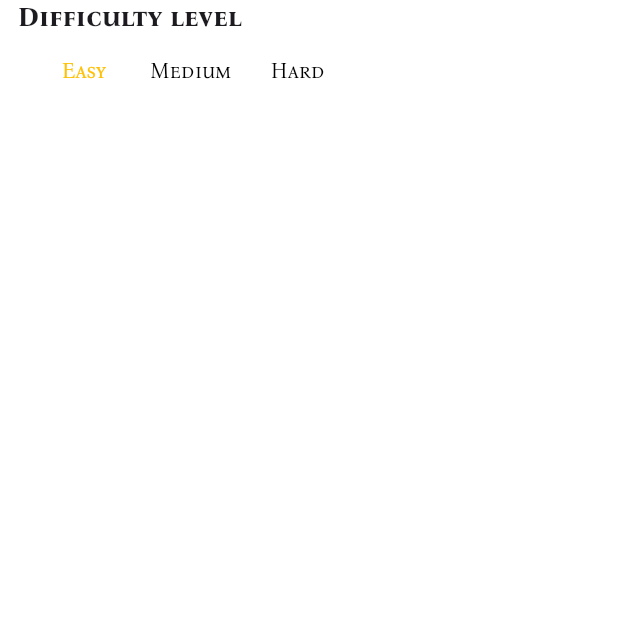
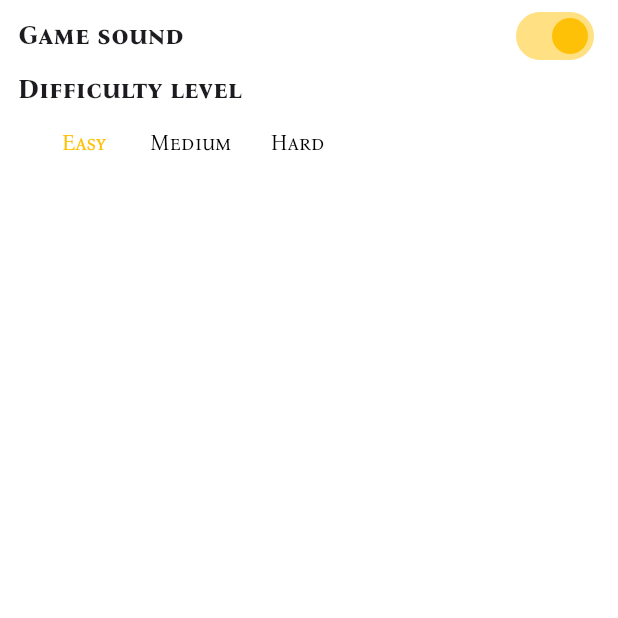
Before and after one commit to FaaiqKhan/muscles_builder, a Flutter app: the SettingsScreen screen opened directly, on a phone screen of 412 x 824 dp, the top half of it. Run offline on Flutter 3.47's test engine with Material 3 defaults, Android fonts, the phone set to English and light mode, and no system bars; our stand-ins replace shared_preferences; missing offline and left inert: flame, flame_audio; accounts and stored records are empty.

Commit message:
Game sound on/off ui added

```diff
--- a/lib/constants/key_value_storage_keys.dart
+++ b/lib/constants/key_value_storage_keys.dart
@@ -2,4 +2,5 @@ class KeyValueStorageKeys {
   KeyValueStorageKeys._();
 
   static const String gameDifficultyLevel = "game_difficulty_level";
+  static const String gameSound = "game_sound";
 }
--- a/lib/screens/settings_screen.dart
+++ b/lib/screens/settings_screen.dart
@@ -1,15 +1,15 @@
 import 'package:flutter/material.dart';
 import 'package:muscles_builder/constants/spacings.dart';
 import 'package:muscles_builder/widgets/difficulty_level.dart';
+import 'package:muscles_builder/widgets/game_sound_widget.dart';
 
 // TODO: Open settings screen
 /// Settings screen should include the following settings
 /// 1. Sound on/off
-/// 2. Application version
-/// 3. Difficulties [Easy, Medium, and Hard]
-/// 4. Change background color
-/// 5. Change time of game
-/// 6. Change gesture [Joystick or Drag]
+/// 2. Difficulties [Easy, Medium, and Hard]
+/// 3. Change time of game
+/// 4. Change gesture [Joystick or Drag]
+/// 5. Application version
 
 class SettingsScreen extends StatelessWidget {
   const SettingsScreen({super.key});
@@ -24,6 +24,7 @@ class SettingsScreen extends StatelessWidget {
           ),
           child: Column(
             children: [
+              GameSoundWidget(),
               DifficultyLevel(),
             ],
           ),
--- /dev/null
+++ b/lib/widgets/game_sound_widget.dart
@@ -0,0 +1,52 @@
+import 'package:flutter/material.dart';
+import 'package:muscles_builder/constants/key_value_storage_keys.dart';
+import 'package:shared_preferences/shared_preferences.dart';
+
+class GameSoundWidget extends StatefulWidget {
+  const GameSoundWidget({super.key});
+
+  @override
+  State<GameSoundWidget> createState() => _GameSoundWidgetState();
+}
+
+class _GameSoundWidgetState extends State<GameSoundWidget> {
+  bool gameSoundValue = true;
+
+  @override
+  void initState() {
+    SharedPreferences.getInstance().then(
+      (instance) {
+        setState(() {
+          gameSoundValue =
+              instance.getBool(KeyValueStorageKeys.gameSound) ?? true;
+        });
+      },
+    );
+    super.initState();
+  }
+
+  @override
+  Widget build(BuildContext context) {
+    return Row(
+      mainAxisAlignment: MainAxisAlignment.spaceBetween,
+      children: [
+        Text(
+          "Game sound",
+          style: Theme.of(context).textTheme.headlineLarge,
+        ),
+        Switch(
+          value: gameSoundValue,
+          activeColor: Colors.amber,
+          onChanged: (value) async {
+            SharedPreferences.getInstance().then((instance) {
+              instance.setBool(KeyValueStorageKeys.gameSound, value);
+            });
+            setState(() {
+              gameSoundValue = value;
+            });
+          },
+        )
+      ],
+    );
+  }
+}
```
